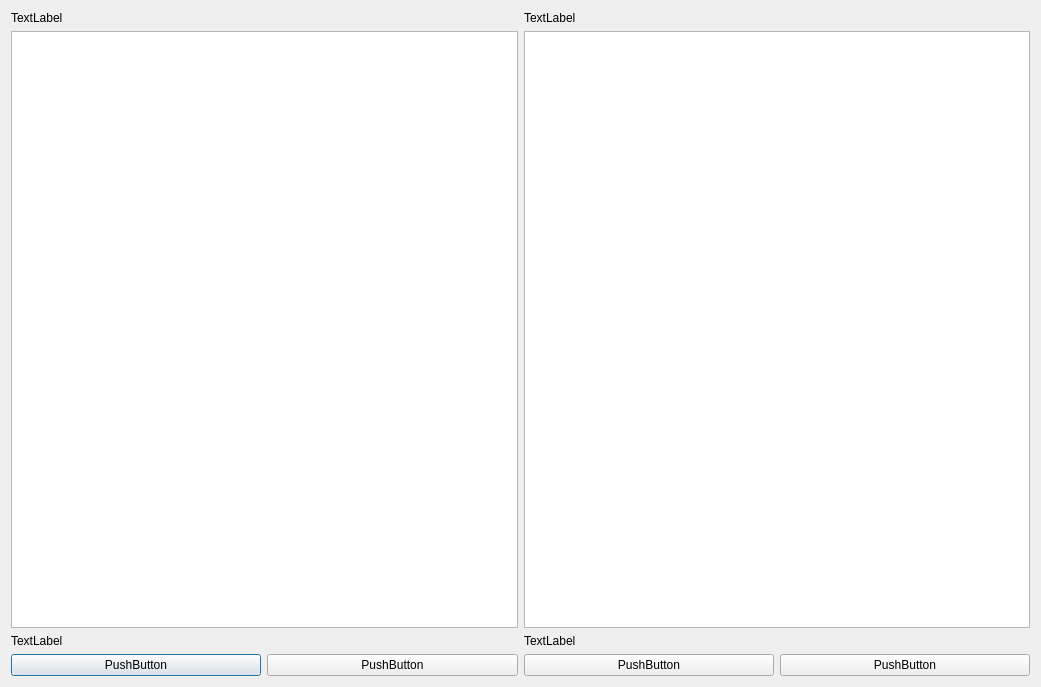
The window that dialog.ui (stephaneworkspace/midnight-commander-clone-mcc) describes before a commit, drawn with Qt 5.
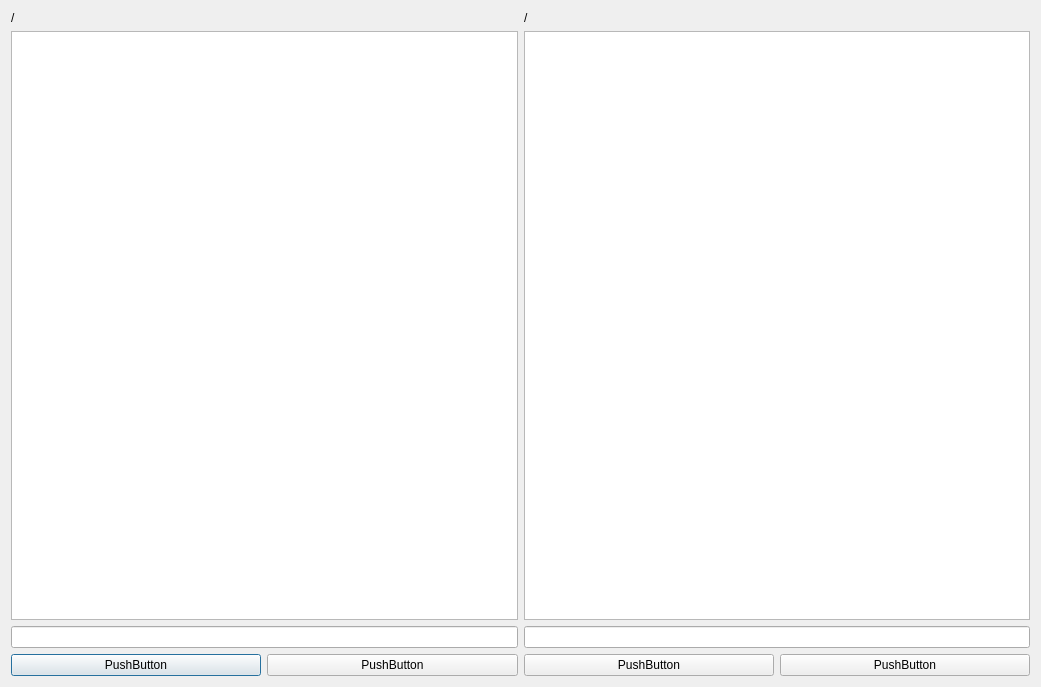
The same window after the commit.

Commit message: named field in english

What changed in the file:
```diff
--- a/dialog.ui
+++ b/dialog.ui
@@ -14,17 +14,29 @@
    <string>Dialog</string>
   </property>
   <layout class="QGridLayout" name="gridLayout">
-   <item row="2" column="1">
-    <widget class="QLabel" name="label_4">
-     <property name="text">
-      <string>TextLabel</string>
+   <item row="1" column="1">
+    <widget class="QTableWidget" name="tableWidgetRight">
+     <property name="selectionBehavior">
+      <enum>QAbstractItemView::SelectRows</enum>
      </property>
+     <property name="sortingEnabled">
+      <bool>true</bool>
+     </property>
+     <attribute name="horizontalHeaderShowSortIndicator" stdset="0">
+      <bool>true</bool>
+     </attribute>
+     <attribute name="verticalHeaderVisible">
+      <bool>false</bool>
+     </attribute>
     </widget>
    </item>
    <item row="0" column="0">
-    <widget class="QLabel" name="label">
+    <widget class="QLabel" name="pathRight">
+     <property name="frameShadow">
+      <enum>QFrame::Plain</enum>
+     </property>
      <property name="text">
-      <string>TextLabel</string>
+      <string>/</string>
      </property>
     </widget>
    </item>
@@ -60,26 +72,13 @@
      </item>
     </layout>
    </item>
-   <item row="1" column="1">
-    <widget class="QTableWidget" name="tableWidgetDroite">
-     <property name="selectionBehavior">
-      <enum>QAbstractItemView::SelectRows</enum>
-     </property>
-     <property name="sortingEnabled">
-      <bool>true</bool>
-     </property>
-     <attribute name="horizontalHeaderShowSortIndicator" stdset="0">
-      <bool>true</bool>
-     </attribute>
-     <attribute name="verticalHeaderVisible">
-      <bool>false</bool>
-     </attribute>
-    </widget>
+   <item row="2" column="0">
+    <widget class="QLineEdit" name="lineEditCmdRight"/>
    </item>
    <item row="0" column="1">
     <widget class="QLabel" name="label_2">
      <property name="text">
-      <string>TextLabel</string>
+      <string>/</string>
      </property>
     </widget>
    </item>
@@ -99,12 +98,8 @@
      </attribute>
     </widget>
    </item>
-   <item row="2" column="0">
-    <widget class="QLabel" name="label_3">
-     <property name="text">
-      <string>TextLabel</string>
-     </property>
-    </widget>
+   <item row="2" column="1">
+    <widget class="QLineEdit" name="lineEditCmdLeft"/>
    </item>
   </layout>
  </widget>
```
Left out of the diff: 10 changed lines with no effect on the pictures. The commit also changes 2 other files.
